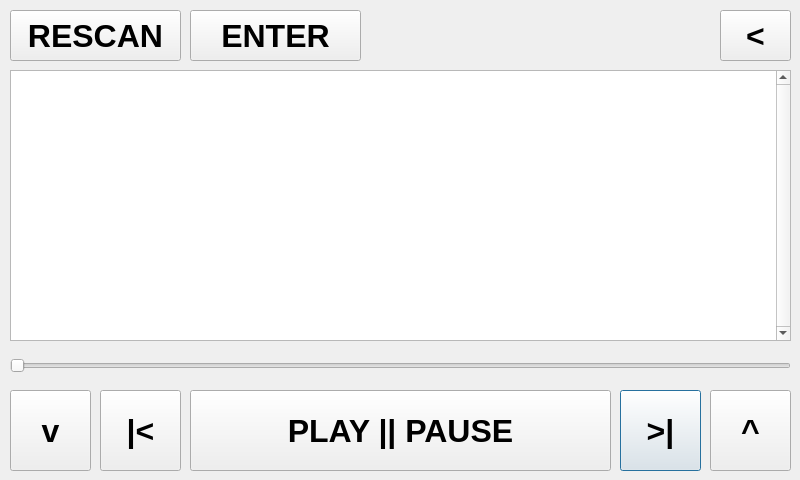
This is music.ui in heradon/shima as Qt 5 draws it before an edit. The edited form follows.
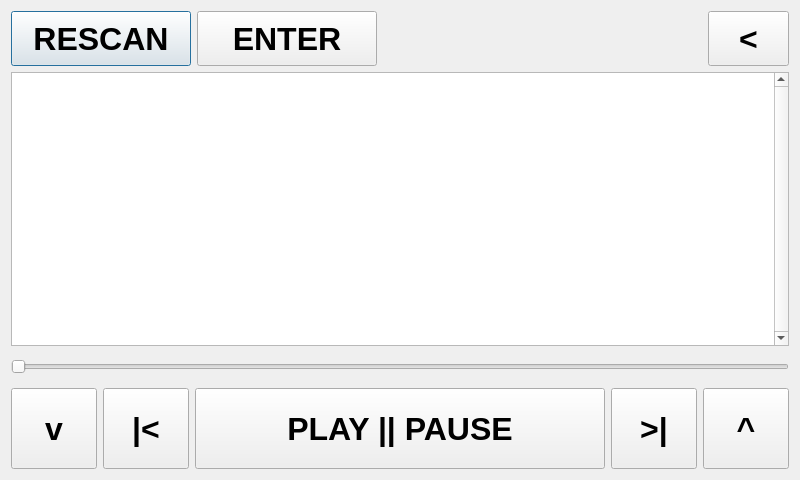
This is the edited form.

Commit message: form is now properly designed with layouts. This enables user to resize the window to greater sizes on larger monitors.

Patch:
```diff
--- a/music.ui
+++ b/music.ui
@@ -16,129 +16,18 @@
   <property name="styleSheet">
    <string notr="true"/>
   </property>
-  <widget class="QPushButton" name="music_next">
-   <property name="geometry">
-    <rect>
-     <x>620</x>
-     <y>390</y>
-     <width>81</width>
-     <height>81</height>
-    </rect>
-   </property>
-   <property name="font">
-    <font>
-     <pointsize>24</pointsize>
-     <weight>75</weight>
-     <bold>true</bold>
-    </font>
-   </property>
-   <property name="styleSheet">
-    <string notr="true"/>
-   </property>
-   <property name="text">
-    <string>&gt;|</string>
-   </property>
-  </widget>
-  <widget class="QPushButton" name="vol_up">
-   <property name="geometry">
-    <rect>
-     <x>710</x>
-     <y>390</y>
-     <width>81</width>
-     <height>81</height>
-    </rect>
-   </property>
-   <property name="font">
-    <font>
-     <pointsize>24</pointsize>
-     <weight>75</weight>
-     <bold>true</bold>
-    </font>
-   </property>
-   <property name="styleSheet">
-    <string notr="true"/>
-   </property>
-   <property name="text">
-    <string>^</string>
-   </property>
-  </widget>
-  <widget class="QPushButton" name="music_forward">
-   <property name="geometry">
-    <rect>
-     <x>100</x>
-     <y>390</y>
-     <width>81</width>
-     <height>81</height>
-    </rect>
-   </property>
-   <property name="font">
-    <font>
-     <pointsize>24</pointsize>
-     <weight>75</weight>
-     <bold>true</bold>
-    </font>
-   </property>
-   <property name="styleSheet">
-    <string notr="true"/>
-   </property>
-   <property name="text">
-    <string>|&lt;</string>
-   </property>
-  </widget>
-  <widget class="QPushButton" name="vol_down">
-   <property name="geometry">
-    <rect>
-     <x>10</x>
-     <y>390</y>
-     <width>81</width>
-     <height>81</height>
-    </rect>
-   </property>
-   <property name="font">
-    <font>
-     <pointsize>24</pointsize>
-     <weight>75</weight>
-     <bold>true</bold>
-    </font>
-   </property>
-   <property name="styleSheet">
-    <string notr="true"/>
-   </property>
-   <property name="text">
-    <string>v</string>
-   </property>
-  </widget>
-  <widget class="QPushButton" name="music_play">
-   <property name="geometry">
-    <rect>
-     <x>190</x>
-     <y>390</y>
-     <width>421</width>
-     <height>81</height>
-    </rect>
-   </property>
-   <property name="font">
-    <font>
-     <pointsize>24</pointsize>
-     <weight>75</weight>
-     <bold>true</bold>
-    </font>
-   </property>
-   <property name="styleSheet">
-    <string notr="true"/>
-   </property>
-   <property name="text">
-    <string>PLAY || PAUSE</string>
-   </property>
-  </widget>
+  <layout class="QVBoxLayout" name="verticalLayout_2">
+   <item>
+    <layout class="QHBoxLayout" name="horizontalLayout_3">
+     <item>
+      <layout class="QHBoxLayout" name="horizontalLayout_2">
+       <item>
   <widget class="QPushButton" name="rescan_button">
-   <property name="geometry">
-    <rect>
-     <x>10</x>
-     <y>10</y>
-     <width>171</width>
-     <height>51</height>
-    </rect>
+         <property name="minimumSize">
+          <size>
+           <width>180</width>
+           <height>55</height>
+          </size>
    </property>
    <property name="font">
     <font>
@@ -154,15 +43,77 @@
     <string>RESCAN</string>
    </property>
   </widget>
+       </item>
+       <item>
+        <widget class="QPushButton" name="enter">
+         <property name="minimumSize">
+          <size>
+           <width>180</width>
+           <height>55</height>
+          </size>
+         </property>
+         <property name="font">
+          <font>
+           <pointsize>24</pointsize>
+           <weight>75</weight>
+           <bold>true</bold>
+          </font>
+         </property>
+         <property name="styleSheet">
+          <string notr="true"/>
+         </property>
+         <property name="text">
+          <string>ENTER</string>
+         </property>
+        </widget>
+       </item>
+       <item>
+        <spacer name="horizontalSpacer">
+         <property name="orientation">
+          <enum>Qt::Horizontal</enum>
+         </property>
+         <property name="sizeType">
+          <enum>QSizePolicy::Expanding</enum>
+         </property>
+         <property name="sizeHint" stdset="0">
+          <size>
+           <width>400</width>
+           <height>20</height>
+          </size>
+         </property>
+        </spacer>
+       </item>
+      </layout>
+     </item>
+     <item>
+      <widget class="QPushButton" name="window_back">
+       <property name="minimumSize">
+        <size>
+         <width>81</width>
+         <height>55</height>
+        </size>
+       </property>
+       <property name="font">
+        <font>
+         <pointsize>24</pointsize>
+         <weight>75</weight>
+         <bold>true</bold>
+        </font>
+       </property>
+       <property name="styleSheet">
+        <string notr="true"/>
+       </property>
+       <property name="text">
+        <string>&lt;</string>
+       </property>
+      </widget>
+     </item>
+    </layout>
+   </item>
+   <item>
+    <layout class="QVBoxLayout" name="verticalLayout">
+     <item>
   <widget class="QListView" name="tracklist">
-   <property name="geometry">
-    <rect>
-     <x>10</x>
-     <y>70</y>
-     <width>781</width>
-     <height>271</height>
-    </rect>
-   </property>
    <property name="font">
     <font>
      <pointsize>24</pointsize>
@@ -183,44 +134,21 @@
     <set>QAbstractItemView::NoEditTriggers</set>
    </property>
   </widget>
-  <widget class="QPushButton" name="window_back">
-   <property name="geometry">
-    <rect>
-     <x>720</x>
-     <y>10</y>
-     <width>71</width>
-     <height>51</height>
-    </rect>
-   </property>
-   <property name="font">
-    <font>
-     <pointsize>24</pointsize>
-     <weight>75</weight>
-     <bold>true</bold>
-    </font>
-   </property>
-   <property name="styleSheet">
-    <string notr="true"/>
-   </property>
-   <property name="text">
-    <string>&lt;</string>
-   </property>
-  </widget>
+     </item>
+     <item>
   <widget class="QSlider" name="slider">
-   <property name="geometry">
-    <rect>
-     <x>10</x>
-     <y>350</y>
-     <width>781</width>
-     <height>31</height>
-    </rect>
-   </property>
    <property name="sizePolicy">
-    <sizepolicy hsizetype="Expanding" vsizetype="Fixed">
+        <sizepolicy hsizetype="Minimum" vsizetype="Fixed">
      <horstretch>0</horstretch>
      <verstretch>0</verstretch>
     </sizepolicy>
    </property>
+       <property name="minimumSize">
+        <size>
+         <width>0</width>
+         <height>30</height>
+        </size>
+       </property>
    <property name="maximum">
     <number>999</number>
    </property>
@@ -243,15 +171,25 @@
     <number>0</number>
    </property>
   </widget>
-  <widget class="QPushButton" name="enter">
-   <property name="geometry">
-    <rect>
-     <x>190</x>
-     <y>10</y>
-     <width>171</width>
-     <height>51</height>
-    </rect>
-   </property>
+     </item>
+     <item>
+      <layout class="QHBoxLayout" name="horizontalLayout">
+       <item>
+        <layout class="QGridLayout" name="gridLayout_2">
+         <item row="0" column="0">
+          <widget class="QPushButton" name="vol_down">
+           <property name="sizePolicy">
+            <sizepolicy hsizetype="Fixed" vsizetype="Fixed">
+             <horstretch>0</horstretch>
+             <verstretch>0</verstretch>
+            </sizepolicy>
+           </property>
+           <property name="minimumSize">
+            <size>
+             <width>86</width>
+             <height>81</height>
+            </size>
+           </property>
    <property name="font">
     <font>
      <pointsize>24</pointsize>
@@ -263,9 +201,140 @@
     <string notr="true"/>
    </property>
    <property name="text">
-    <string>ENTER</string>
-   </property>
-  </widget>
+            <string>v</string>
+           </property>
+          </widget>
+         </item>
+         <item row="0" column="1">
+          <widget class="QPushButton" name="music_forward">
+           <property name="sizePolicy">
+            <sizepolicy hsizetype="Fixed" vsizetype="Fixed">
+             <horstretch>0</horstretch>
+             <verstretch>0</verstretch>
+            </sizepolicy>
+           </property>
+           <property name="minimumSize">
+            <size>
+             <width>86</width>
+             <height>81</height>
+            </size>
+           </property>
+           <property name="font">
+            <font>
+             <pointsize>24</pointsize>
+             <weight>75</weight>
+             <bold>true</bold>
+            </font>
+           </property>
+           <property name="styleSheet">
+            <string notr="true"/>
+           </property>
+           <property name="text">
+            <string>|&lt;</string>
+           </property>
+          </widget>
+         </item>
+        </layout>
+       </item>
+       <item>
+        <widget class="QPushButton" name="music_play">
+         <property name="sizePolicy">
+          <sizepolicy hsizetype="Expanding" vsizetype="Fixed">
+           <horstretch>0</horstretch>
+           <verstretch>0</verstretch>
+          </sizepolicy>
+         </property>
+         <property name="minimumSize">
+          <size>
+           <width>400</width>
+           <height>81</height>
+          </size>
+         </property>
+         <property name="font">
+          <font>
+           <pointsize>24</pointsize>
+           <weight>75</weight>
+           <bold>true</bold>
+          </font>
+         </property>
+         <property name="styleSheet">
+          <string notr="true"/>
+         </property>
+         <property name="text">
+          <string>PLAY || PAUSE</string>
+         </property>
+        </widget>
+       </item>
+       <item>
+        <layout class="QGridLayout" name="gridLayout">
+         <property name="sizeConstraint">
+          <enum>QLayout::SetMaximumSize</enum>
+         </property>
+         <item row="0" column="0">
+          <widget class="QPushButton" name="music_next">
+           <property name="sizePolicy">
+            <sizepolicy hsizetype="Fixed" vsizetype="Fixed">
+             <horstretch>0</horstretch>
+             <verstretch>0</verstretch>
+            </sizepolicy>
+           </property>
+           <property name="minimumSize">
+            <size>
+             <width>86</width>
+             <height>81</height>
+            </size>
+           </property>
+           <property name="font">
+            <font>
+             <pointsize>24</pointsize>
+             <weight>75</weight>
+             <bold>true</bold>
+            </font>
+           </property>
+           <property name="styleSheet">
+            <string notr="true"/>
+           </property>
+           <property name="text">
+            <string>&gt;|</string>
+           </property>
+          </widget>
+         </item>
+         <item row="0" column="1">
+          <widget class="QPushButton" name="vol_up">
+           <property name="sizePolicy">
+            <sizepolicy hsizetype="Fixed" vsizetype="Fixed">
+             <horstretch>0</horstretch>
+             <verstretch>0</verstretch>
+            </sizepolicy>
+           </property>
+           <property name="minimumSize">
+            <size>
+             <width>86</width>
+             <height>81</height>
+            </size>
+           </property>
+           <property name="font">
+            <font>
+             <pointsize>24</pointsize>
+             <weight>75</weight>
+             <bold>true</bold>
+            </font>
+           </property>
+           <property name="styleSheet">
+            <string notr="true"/>
+           </property>
+           <property name="text">
+            <string>^</string>
+           </property>
+          </widget>
+         </item>
+        </layout>
+       </item>
+      </layout>
+     </item>
+    </layout>
+   </item>
+  </layout>
  </widget>
  <resources/>
  <connections>
```
Lines whose indentation alone changed are shown as unchanged.
